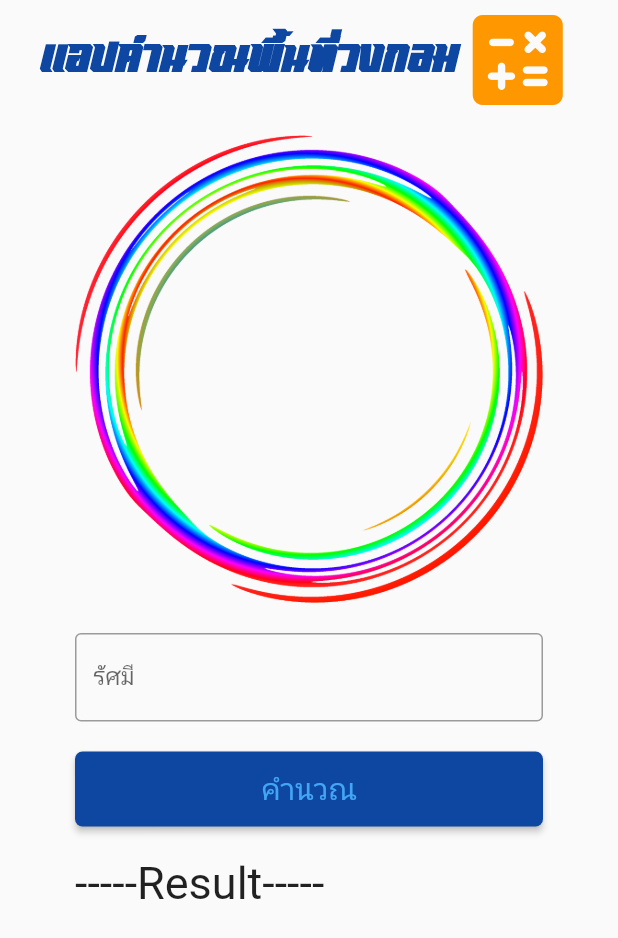
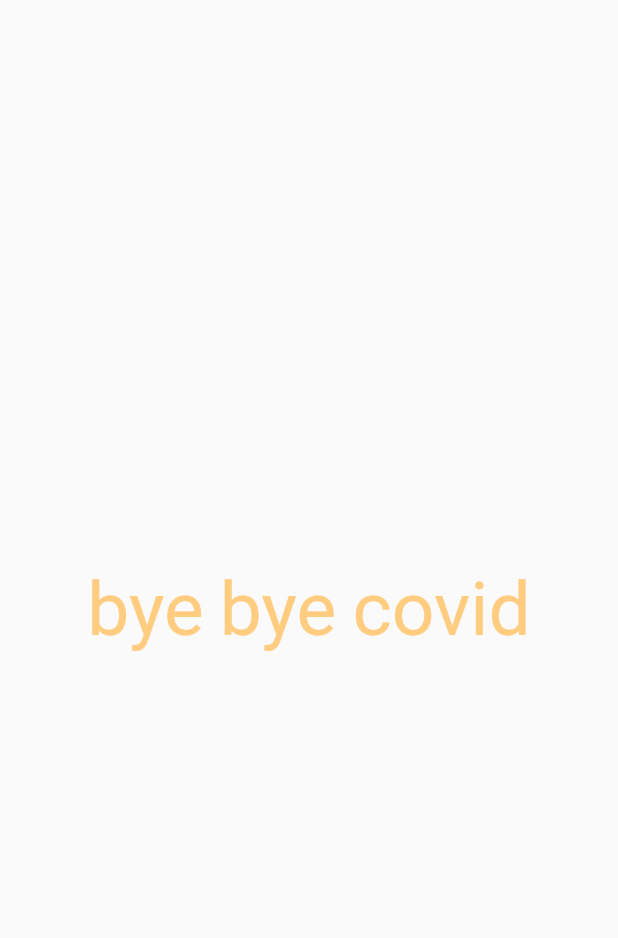
Before and after one commit to weah79/Flutter, a Flutter app: the Home screen opened directly, on a phone screen of 412 x 824 dp. Shown: the top 938 px of the screen. Run offline on Flutter 3.47's test engine with Material 2 defaults, Android fonts, the light colour scheme and no system bars.

Commit message:
Modified FirstApp

```diff
--- a/firstapp/lib/main.dart
+++ b/firstapp/lib/main.dart
@@ -1,5 +1,4 @@
 import 'package:flutter/material.dart';
-import 'dart:math' as math;
 
 main() => runApp(MyApp());
 
@@ -23,77 +22,25 @@ class Home extends StatefulWidget {
 }
 
 class _HomeState extends State<Home> {
-  var ctl_radius = TextEditingController();
-  var result = '-----Result-----';
-
   @override
   Widget build(BuildContext context) {
-    return ListView(
-      children: [
-        Row(children: [
-          Center(
-            child: Text(
-              'เเอปคำนวณพื้นที่วงกลม',
-              style: TextStyle(
-                  fontWeight: FontWeight.bold,
-                  fontSize: 40.0,
-                  fontFamily: 'SdProtector',
-                  color: Colors.blue[900]),
-            ),
-          ),
-          Icon(
-            Icons.calculate_rounded,
-            size: 80,
-            color: Colors.orange,
-          )
-        ], mainAxisAlignment: MainAxisAlignment.center),
-        Padding(
-          padding: EdgeInsets.fromLTRB(50, 10, 50, 10),
-          child: Image.asset('assets/circle.png', scale: 0.5),
-        ),
-        Padding(
-            padding: EdgeInsets.fromLTRB(50, 10, 50, 10),
-            child: TextField(
-              controller: ctl_radius,
-              keyboardType: TextInputType.number,
-              decoration: InputDecoration(
-                  labelText: 'รัศมี', border: OutlineInputBorder()),
-            )),
-        Padding(
-          padding: EdgeInsets.fromLTRB(50, 10, 50, 10),
-          child: ElevatedButton(
-            style: raiseButtonStyle,
-            onPressed: () {
-              var radius = int.parse(ctl_radius.text);
-              var area = math.pi * (radius * radius);
-              print("Area: $area");
-              setState(() {
-                result = "ผลลัพธ์\nรัศมี: $radius\nพื้นที่วงกลม: $area";
-              });
-            },
-            child: Text(
-              'คำนวณ',
-              style: TextStyle(fontSize: 20.0),
-            ),
-          ),
-        ),
-        Padding(
-            padding: EdgeInsets.fromLTRB(50, 10, 50, 10),
-            child: Text(
-              result,
-              style: TextStyle(fontSize: 30.0),
-            )),
-      ],
+    return Scaffold(
+      body: Center(
+          child: Text(
+        "bye bye covid",
+        style: TextStyle(
+            fontSize: 50, color: Colors.orange[200], fontFamily: "Passadoo"),
+      )),
     );
   }
 }
 
-final ButtonStyle raiseButtonStyle = ElevatedButton.styleFrom(
-  onPrimary: Colors.blue[400],
-  primary: Colors.blue[900],
-  minimumSize: Size(88, 50),
-  padding: EdgeInsets.symmetric(horizontal: 16),
-  shape: const RoundedRectangleBorder(
-    borderRadius: BorderRadius.all(Radius.circular(5)),
-  ),
-);
+// final ButtonStyle raiseButtonStyle = ElevatedButton.styleFrom(
+//   onPrimary: Colors.blue[400],
+//   primary: Colors.blue[900],
+//   minimumSize: Size(88, 50),
+//   padding: EdgeInsets.symmetric(horizontal: 16),
+//   shape: const RoundedRectangleBorder(
+//     borderRadius: BorderRadius.all(Radius.circular(5)),
+//   ),
+// );
--- /dev/null
+++ b/firstapp/lib/main_circle.dart
@@ -0,0 +1,99 @@
+import 'package:flutter/material.dart';
+import 'dart:math' as math;
+
+main() => runApp(MyApp());
+
+class MyApp extends StatelessWidget {
+  @override
+  Widget build(BuildContext context) {
+    return MaterialApp(
+        home: Scaffold(
+            appBar: AppBar(
+              title: Text('First App by Old man'),
+              centerTitle: true,
+            ),
+            body: Home()));
+  }
+}
+
+class Home extends StatefulWidget {
+  const Home({Key? key}) : super(key: key);
+  @override
+  _HomeState createState() => _HomeState();
+}
+
+class _HomeState extends State<Home> {
+  var ctl_radius = TextEditingController();
+  var result = '-----Result-----';
+
+  @override
+  Widget build(BuildContext context) {
+    return ListView(
+      children: [
+        Row(children: [
+          Center(
+            child: Text(
+              'เเอปคำนวณพื้นที่วงกลม',
+              style: TextStyle(
+                  fontWeight: FontWeight.bold,
+                  fontSize: 40.0,
+                  fontFamily: 'SdProtector',
+                  color: Colors.blue[900]),
+            ),
+          ),
+          Icon(
+            Icons.calculate_rounded,
+            size: 80,
+            color: Colors.orange,
+          )
+        ], mainAxisAlignment: MainAxisAlignment.center),
+        Padding(
+          padding: EdgeInsets.fromLTRB(50, 10, 50, 10),
+          child: Image.asset('assets/circle.png', scale: 0.5),
+        ),
+        Padding(
+            padding: EdgeInsets.fromLTRB(50, 10, 50, 10),
+            child: TextField(
+              controller: ctl_radius,
+              keyboardType: TextInputType.number,
+              decoration: InputDecoration(
+                  labelText: 'รัศมี', border: OutlineInputBorder()),
+            )),
+        Padding(
+          padding: EdgeInsets.fromLTRB(50, 10, 50, 10),
+          child: ElevatedButton(
+            style: raiseButtonStyle,
+            onPressed: () {
+              var radius = int.parse(ctl_radius.text);
+              var area = math.pi * (radius * radius);
+              print("Area: $area");
+              setState(() {
+                result = "ผลลัพธ์\nรัศมี: $radius\nพื้นที่วงกลม: $area";
+              });
+            },
+            child: Text(
+              'คำนวณ',
+              style: TextStyle(fontSize: 20.0),
+            ),
+          ),
+        ),
+        Padding(
+            padding: EdgeInsets.fromLTRB(50, 10, 50, 10),
+            child: Text(
+              result,
+              style: TextStyle(fontSize: 30.0),
+            )),
+      ],
+    );
+  }
+}
+
+final ButtonStyle raiseButtonStyle = ElevatedButton.styleFrom(
+  onPrimary: Colors.blue[400],
+  primary: Colors.blue[900],
+  minimumSize: Size(88, 50),
+  padding: EdgeInsets.symmetric(horizontal: 16),
+  shape: const RoundedRectangleBorder(
+    borderRadius: BorderRadius.all(Radius.circular(5)),
+  ),
+);
--- a/firstapp/pubspec.yaml
+++ b/firstapp/pubspec.yaml
@@ -65,6 +65,10 @@ flutter:
     - family: SdProtector
       fonts:
         - asset: fonts/sd protector V.2.ttf
+    - family: Passadoo
+      fonts:
+        - asset: fonts/Passadoo Demo.ttf
+
   #       - asset: fonts/Schyler-Italic.ttf
   #         style: italic
   #   - family: Trajan Pro
```
Also changed, not shown: firstapp/fonts/Passadoo Demo.ttf (added), firstapp/lib/main_shop.dart (renamed from firstapp/lib/main_bak.dart).
